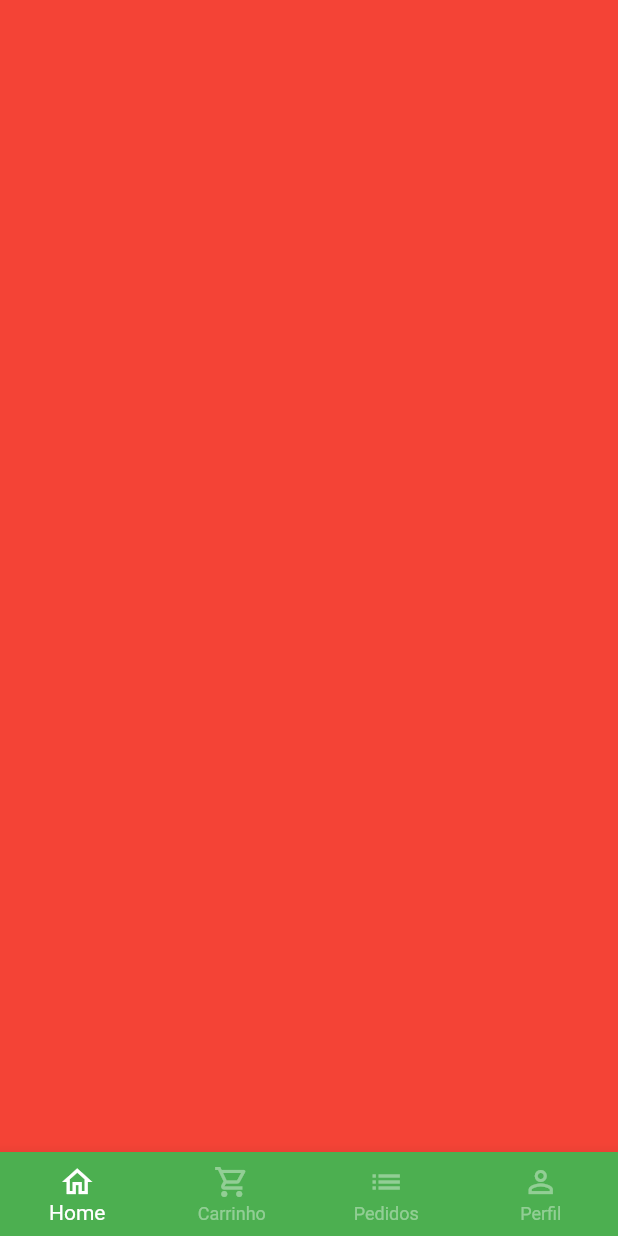
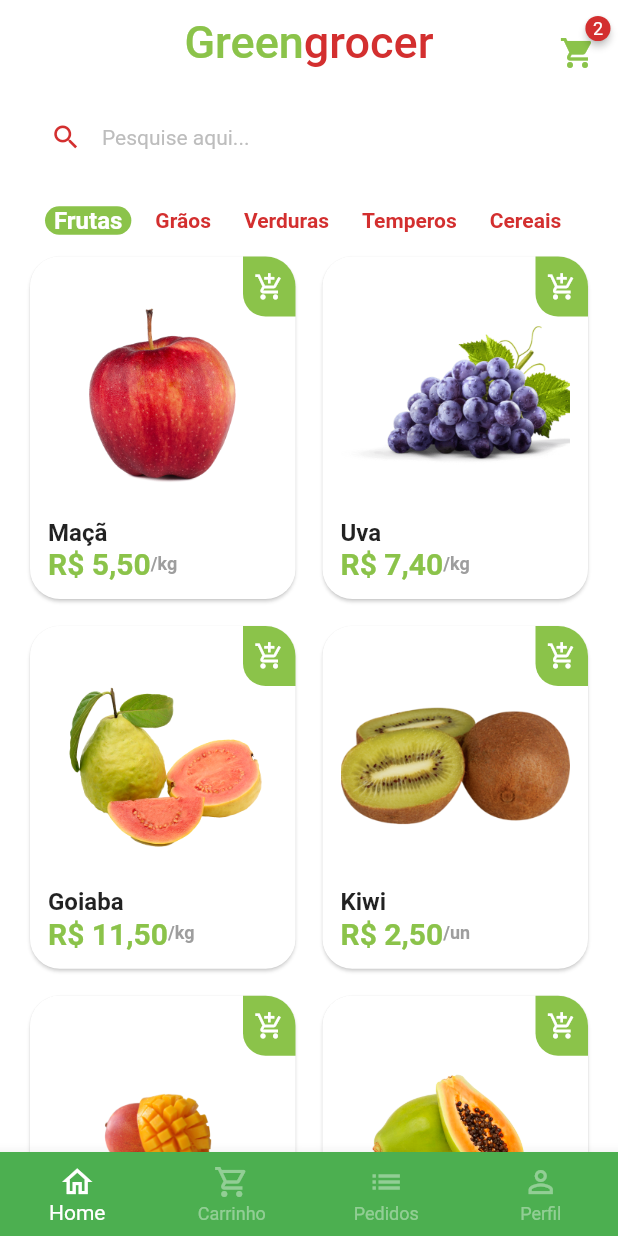
Before and after one commit to GabrielFelip/quitanda_virtual, a Flutter app: the BaseScreen screen opened directly, on a phone screen of 412 x 824 dp. Run offline on Flutter 3.47's test engine with Material 2 defaults, Android fonts, the phone set to English and light mode, and no system bars; drawn by our look-alikes of badges; our stand-ins replace animated_text_kit, mask_text_input_formatter.

Commit message:
Adiciona Tela Home ao projeto

```diff
--- a/lib/main.dart
+++ b/lib/main.dart
@@ -1,6 +1,6 @@
 import 'package:flutter/material.dart';
+import 'package:quitanda_virtual/src/pages/auth/sign_in_screen.dart';
 
-import 'src/auth/sign_in_screen.dart';
 void main() {
   runApp(const MyApp());
 }
@@ -12,6 +12,7 @@ class MyApp extends StatelessWidget {
       title: 'Flutter Demo',
       theme: ThemeData(
         primarySwatch: Colors.green,
+        scaffoldBackgroundColor: Colors.white.withAlpha(190)
       ),
       debugShowCheckedModeBanner: false,
       home: const SignInScreen(),
--- /dev/null
+++ b/lib/src/config/app_data.dart
@@ -0,0 +1,73 @@
+import 'package:quitanda_virtual/src/models/item_model.dart';
+
+ItemModel apple = ItemModel(
+  description:
+      'A melhor maçã da região e que conta com o melhor preço de qualquer quitanda. Este item conta com vitaminas essenciais para o fortalecimento corporal, resultando em uma vida saudável.',
+  imgUrl: 'assets/fruits/apple.png',
+  itemName: 'Maçã',
+  price: '5.5',
+  unit: 'kg',
+);
+
+ItemModel grape = ItemModel(
+  imgUrl: 'assets/fruits/grape.png',
+  itemName: 'Uva',
+  price: '7.4',
+  unit: 'kg',
+  description:
+      'A melhor uva da região e que conta com o melhor preço de qualquer quitanda. Este item conta com vitaminas essenciais para o fortalecimento corporal, resultando em uma vida saudável.',
+);
+
+ItemModel guava = ItemModel(
+  imgUrl: 'assets/fruits/guava.png',
+  itemName: 'Goiaba',
+  price: '11.5',
+  unit: 'kg',
+  description:
+      'A melhor goiaba da região e que conta com o melhor preço de qualquer quitanda. Este item conta com vitaminas essenciais para o fortalecimento corporal, resultando em uma vida saudável.',
+);
+
+ItemModel kiwi = ItemModel(
+  imgUrl: 'assets/fruits/kiwi.png',
+  itemName: 'Kiwi',
+  price: '2.5',
+  unit: 'un',
+  description:
+      'O melhor kiwi da região e que conta com o melhor preço de qualquer quitanda. Este item conta com vitaminas essenciais para o fortalecimento corporal, resultando em uma vida saudável.',
+);
+
+ItemModel mango = ItemModel(
+  imgUrl: 'assets/fruits/mango.png',
+  itemName: 'Manga',
+  price: '2.5',
+  unit: 'un',
+  description:
+      'A melhor manga da região e que conta com o melhor preço de qualquer quitanda. Este item conta com vitaminas essenciais para o fortalecimento corporal, resultando em uma vida saudável.',
+);
+
+ItemModel papaya = ItemModel(
+  imgUrl: 'assets/fruits/papaya.png',
+  itemName: 'Mamão papaya',
+  price: '8',
+  unit: 'kg',
+  description:
+      'O melhor mamão da região e que conta com o melhor preço de qualquer quitanda. Este item conta com vitaminas essenciais para o fortalecimento corporal, resultando em uma vida saudável.',
+);
+
+// Lista de produtos
+List<ItemModel> items = [
+  apple,
+  grape,
+  guava,
+  kiwi,
+  mango,
+  papaya,
+];
+
+List<String> categories = [
+    'Frutas',
+    'Grãos',
+    'Verduras',
+    'Temperos',
+    'Cereais',
+  ];
--- /dev/null
+++ b/lib/src/models/item_model.dart
@@ -0,0 +1,16 @@
+
+class ItemModel {
+  String itemName;
+  String imgUrl;
+  String unit;
+  String price;
+  String description;
+
+  ItemModel({
+    required this.itemName,
+    required this.imgUrl,
+    required this.unit,
+    required this.price,
+    required this.description,
+  });
+}
--- a/lib/src/auth/sign_in_screen.dart
+++ b/lib/src/pages/auth/sign_in_screen.dart
@@ -1,9 +1,9 @@
 import 'package:animated_text_kit/animated_text_kit.dart';
 import 'package:flutter/material.dart';
-import 'package:quitanda_virtual/src/auth/sign_up_screen.dart';
-import 'package:quitanda_virtual/src/base/base_screen.dart';
 import 'package:quitanda_virtual/src/config/custom_colors.dart';
+import 'package:quitanda_virtual/src/pages/auth/sign_up_screen.dart';
 
+import '../base/base_screen.dart';
 import 'components/custom_text_field.dart';
 
 class SignInScreen extends StatelessWidget {
--- a/lib/src/auth/sign_up_screen.dart
+++ b/lib/src/pages/auth/sign_up_screen.dart
@@ -1,8 +1,9 @@
 import 'package:flutter/material.dart';
 import 'package:mask_text_input_formatter/mask_text_input_formatter.dart';
-import 'package:quitanda_virtual/src/auth/components/custom_text_field.dart';
 
-import '../config/custom_colors.dart';
+import '../../config/custom_colors.dart';
+import 'components/custom_text_field.dart';
+
 
 class SignUpScreen extends StatelessWidget {
   SignUpScreen({Key? key}) : super(key: key);
--- a/lib/src/base/base_screen.dart
+++ b/lib/src/pages/base/base_screen.dart
@@ -1,4 +1,6 @@
 import 'package:flutter/material.dart';
+
+import '../home/home_tab.dart';
 
 class BaseScreen extends StatefulWidget {
   const BaseScreen({Key? key}) : super(key: key);
@@ -18,7 +20,7 @@ class _BaseScreenState extends State<BaseScreen> {
         physics: const NeverScrollableScrollPhysics(),
         controller: pageController,
         children: [
-          Container(color: Colors.red,),
+          const HomeTab(),
           Container(color: Colors.yellow,),
           Container(color: Colors.blue,),
           Container(color: Colors.purple,),
--- /dev/null
+++ b/lib/src/pages/home/components/category_tyle.dart
@@ -0,0 +1,41 @@
+import 'package:flutter/material.dart';
+import 'package:quitanda_virtual/src/config/custom_colors.dart';
+
+class CategoryTyle extends StatelessWidget {
+  const CategoryTyle({
+    Key? key,
+    required this.category,
+    required this.isSelected,
+    required this.onPressed,
+  }) : super(key: key);
+
+  final String category;
+  final bool isSelected;
+  final VoidCallback onPressed;
+
+  @override
+  Widget build(BuildContext context) {
+    return GestureDetector(
+      onTap: onPressed,
+      child: Align(
+        alignment: Alignment.center,
+        child: Container(
+          padding: const EdgeInsets.symmetric(horizontal: 6),
+          decoration: BoxDecoration(
+            borderRadius: BorderRadius.circular(10),
+            color:
+                isSelected ? CustomColors.customSwatchColor : Colors.transparent,
+          ),
+          child: Text(
+            category,
+            style: TextStyle(
+              color: isSelected ? Colors.white : CustomColors.customContrastColor,
+              fontWeight: FontWeight.bold,
+              fontSize: isSelected ? 16 : 14,
+            ),
+          ),
+        ),
+      ),
+    );
+  }
+}
--- /dev/null
+++ b/lib/src/pages/home/components/item_tile.dart
@@ -0,0 +1,95 @@
+import 'package:flutter/material.dart';
+import 'package:quitanda_virtual/src/config/custom_colors.dart';
+import 'package:quitanda_virtual/src/services/utils_services.dart';
+
+import '../../../models/item_model.dart';
+
+class ItemTile extends StatelessWidget {
+  final ItemModel item;
+  ItemTile({
+    Key? key,
+    required this.item,
+  }) : super(key: key);
+
+  final UtilsServices utilsServices = UtilsServices();
+
+  @override
+  Widget build(BuildContext context) {
+    return Scaffold(
+      body: Stack(
+        children: [
+          Card(
+            elevation: 1,
+            shadowColor: Colors.grey.shade300,
+            shape: RoundedRectangleBorder(
+              borderRadius: BorderRadius.circular(20),
+            ),
+            child: Padding(
+              padding: const EdgeInsets.all(12),
+              child: Column(
+                crossAxisAlignment: CrossAxisAlignment.stretch,
+                children: [
+                  // Imagem
+                  Expanded(child: Image.asset(item.imgUrl)),
+
+                  // Nome
+                  Text(
+                    item.itemName,
+                    style: const TextStyle(
+                      fontSize: 16,
+                      fontWeight: FontWeight.bold,
+                    ),
+                  ),
+
+                  // Preço - Unidade
+                  Row(
+                    children: [
+                      Text(
+                        utilsServices.priceToCurrency(double.parse(item.price)),
+                        style: TextStyle(
+                          fontWeight: FontWeight.bold,
+                          fontSize: 20,
+                          color: CustomColors.customSwatchColor,
+                        ),
+                      ),
+                      Text(
+                        '/${item.unit}',
+                        style: TextStyle(
+                          color: Colors.grey.shade500,
+                          fontWeight: FontWeight.bold,
+                          fontSize: 12,
+                        ),
+                      )
+                    ],
+                  )
+                ],
+              ),
+            ),
+          ),
+          Positioned(
+            top: 4,
+            right: 4,
+            child: GestureDetector(
+              onTap: () {},
+              child: Container(
+                height: 40,
+                width: 35,
+                decoration: BoxDecoration(
+                    color: CustomColors.customSwatchColor,
+                    borderRadius: const BorderRadius.only(
+                      bottomLeft: Radius.circular(15),
+                      topRight: Radius.circular(20),
+                    )),
+                child: const Icon(
+                  Icons.add_shopping_cart_outlined,
+                  color: Colors.white,
+                  size: 20,
+                ),
+              ),
+            ),
+          ),
+        ],
+      ),
+    );
+  }
+}
--- /dev/null
+++ b/lib/src/pages/home/home_tab.dart
@@ -0,0 +1,152 @@
+import 'package:badges/badges.dart';
+import 'package:flutter/material.dart';
+import 'package:quitanda_virtual/src/config/custom_colors.dart';
+import 'components/category_tyle.dart';
+import 'package:quitanda_virtual/src/config/app_data.dart' as app_data;
+
+import 'components/item_tile.dart';
+
+class HomeTab extends StatefulWidget {
+  const HomeTab({Key? key}) : super(key: key);
+
+  @override
+  State<HomeTab> createState() => _HomeTabState();
+}
+
+class _HomeTabState extends State<HomeTab> {
+  String selectedCategory = 'Frutas';
+
+  @override
+  Widget build(BuildContext context) {
+    return Scaffold(
+      // App Bar
+      appBar: AppBar(
+        backgroundColor: Colors.transparent,
+        elevation: 0,
+        centerTitle: true,
+        title: Text.rich(
+          TextSpan(
+            style: const TextStyle(
+              fontSize: 30,
+            ),
+            children: [
+              TextSpan(
+                text: 'Green',
+                style: TextStyle(
+                  color: CustomColors.customSwatchColor,
+                ),
+              ),
+              TextSpan(
+                text: 'grocer',
+                style: TextStyle(color: CustomColors.customContrastColor),
+              ),
+            ],
+          ),
+        ),
+        actions: [
+          Padding(
+            padding: const EdgeInsets.only(
+              top: 15,
+              right: 15,
+            ),
+            child: GestureDetector(
+              onTap: () {},
+              child: Badge(
+                badgeColor: CustomColors.customContrastColor,
+                badgeContent: const Text(
+                  '2',
+                  style: TextStyle(color: Colors.white, fontSize: 12),
+                ),
+                child: Icon(
+                  Icons.shopping_cart,
+                  color: CustomColors.customSwatchColor,
+                ),
+              ),
+            ),
+          ),
+        ],
+      ),
+
+      // Campo de pesquisa
+      body: Column(
+        children: [
+          // Campo de pesquisa
+          Padding(
+            padding: const EdgeInsets.symmetric(
+              horizontal: 20,
+              vertical: 10,
+            ),
+            child: TextFormField(
+              decoration: InputDecoration(
+                filled: true,
+                fillColor: Colors.white,
+                isDense: true,
+                hintText: 'Pesquise aqui...',
+                hintStyle: TextStyle(
+                  color: Colors.grey.shade400,
+                  fontSize: 14,
+                ),
+                prefixIcon: Icon(
+                  Icons.search,
+                  color: CustomColors.customContrastColor,
+                  size: 21,
+                ),
+                border: OutlineInputBorder(
+                  borderRadius: BorderRadius.circular(60),
+                  borderSide: const BorderSide(
+                    width: 0,
+                    style: BorderStyle.none,
+                  ),
+                ),
+              ),
+            ),
+          ),
+
+          // Categorias
+          Container(
+            padding: const EdgeInsets.only(left: 30),
+            height: 40,
+            child: ListView.separated(
+              scrollDirection: Axis.horizontal,
+              itemBuilder: (_, index) {
+                return CategoryTyle(
+                  onPressed: () {
+                    setState(() {
+                      selectedCategory = app_data.categories[index];
+                    });
+                  },
+                  category: app_data.categories[index],
+                  isSelected: app_data.categories[index] == selectedCategory,
+                );
+              },
+              separatorBuilder: (_, index) => const SizedBox(
+                width: 10,
+              ),
+              itemCount: app_data.categories.length,
+            ),
+          ),
+
+          // Grid
+          Expanded(
+            child: GridView.builder(
+              padding: const EdgeInsets.fromLTRB(16, 0, 16, 16),
+              physics: const BouncingScrollPhysics(),
+              gridDelegate: const SliverGridDelegateWithFixedCrossAxisCount(
+                crossAxisCount: 2,
+                mainAxisSpacing: 10,
+                crossAxisSpacing: 10,
+                childAspectRatio: 9 / 11.5,
+              ),
+              itemCount: app_data.items.length,
+              itemBuilder: (_, index) {
+                return ItemTile(
+                  item: app_data.items[index],
+                );
+              },
+            ),
+          ),
+        ],
+      ),
+    );
+  }
+}
--- /dev/null
+++ b/lib/src/services/utils_services.dart
@@ -0,0 +1,9 @@
+import 'package:intl/intl.dart';
+
+class UtilsServices {
+  String priceToCurrency(double price) {
+    NumberFormat numberFormat = NumberFormat.simpleCurrency(locale: 'pt_BR');
+
+    return numberFormat.format(price);
+  }
+}
--- a/pubspec.yaml
+++ b/pubspec.yaml
@@ -36,6 +36,8 @@ dependencies:
   cupertino_icons: ^1.0.2
   animated_text_kit: ^4.2.2
   mask_text_input_formatter: ^2.4.0
+  badges: ^2.0.3
+  intl: ^0.17.0
 
 dev_dependencies:
   flutter_test:
@@ -60,8 +62,8 @@ flutter:
   uses-material-design: true
 
   # To add assets to your application, add an assets section, like this:
-  # assets:
-  #   - images/a_dot_burr.jpeg
+  assets:
+    - assets/fruits/
   #   - images/a_dot_ham.jpeg
 
   # An image asset can refer to one or more resolution-specific "variants", see
```
Also changed, not shown: assets/fruits/apple.png (added), assets/fruits/grape.png (added), assets/fruits/guava.png (added), assets/fruits/kiwi.png (added), assets/fruits/mango.png (added), assets/fruits/papaya.png (added), lib/src/pages/auth/components/custom_text_field.dart (renamed from lib/src/auth/components/custom_text_field.dart), pubspec.lock.
